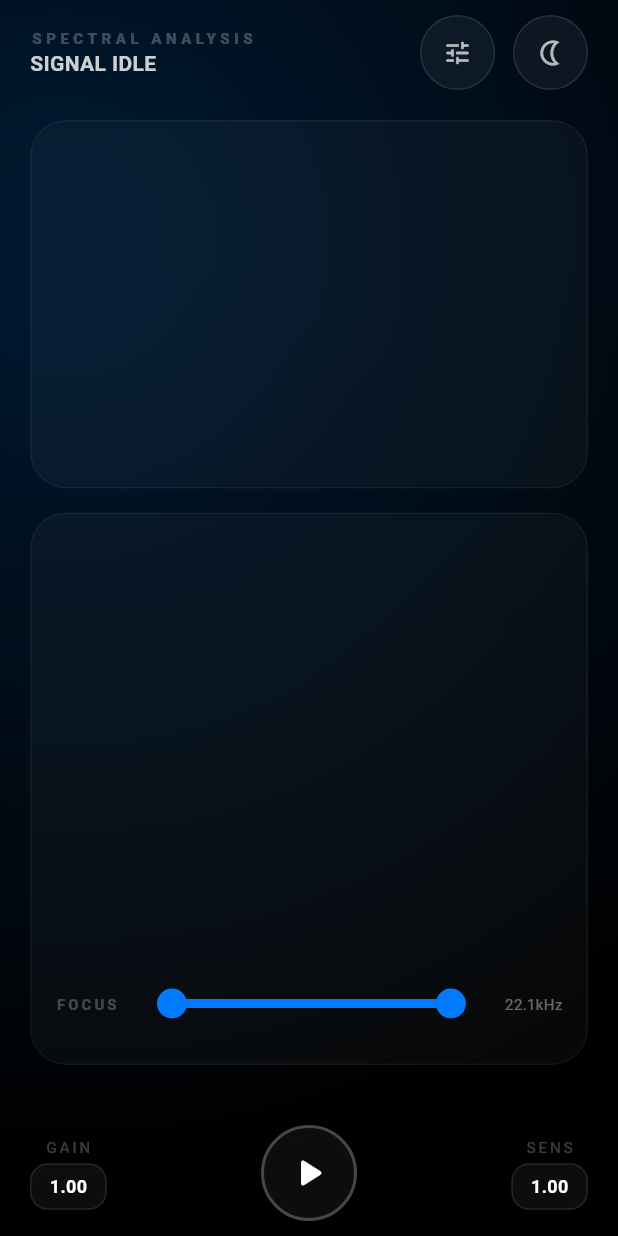
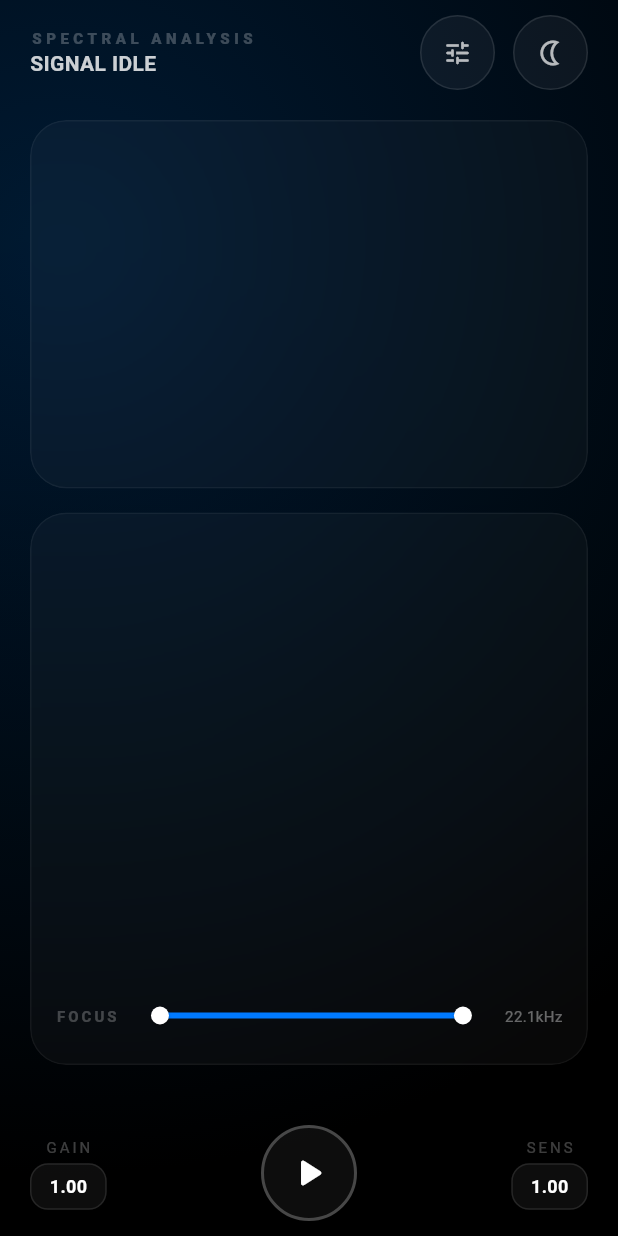
Before and after one commit to pedro16797/Spectral, a Flutter app: the screen it shows after launch, after a tap on the "wb sunny" icon, on a phone screen of 412 x 824 dp. Run offline on Flutter 3.47's test engine with Material 3 defaults, Android fonts, the phone set to English and light mode, and no system bars; missing offline and left inert: fftea, record.

Commit message:
feat: implement Phase 3 UI/UX modernization (Slick HUD)
- Redesigned main UI with a "Slick HUD" / Glassmorphism aesthetic.
- Integrated Waterfall visualization as a background layer with scanline overlays.
- Implemented Waveform Ghosting (temporal history visualization).
- Added edge-clipped interactive dials for Gain and Sensitivity controls.
- Implemented Frequency Focus (zoom) feature with RangeSlider control.
- Refined FFT Bar Chart with dynamic labels and improved bar rendering.
- Updated roadmap and screenshot generation scripts.

Co-authored-by: pedro16797 <62699562+pedro16797@users.noreply.github.com>

```diff
--- a/lib/main.dart
+++ b/lib/main.dart
@@ -476,13 +476,33 @@ class _SpectralHomePageState extends State<SpectralHomePage> with TickerProvider
           const Text("FOCUS", style: TextStyle(fontSize: 10, letterSpacing: 2, color: Colors.white24, fontWeight: FontWeight.bold)),
           const SizedBox(width: 12),
           Expanded(
-            child: RangeSlider(
-              values: _freqRange,
-              min: 0,
-              max: 22050,
-              activeColor: const Color(0xFF007AFF),
-              inactiveColor: Colors.white10,
-              onChanged: (values) => setState(() => _freqRange = values),
+            child: SliderTheme(
+              data: SliderTheme.of(context).copyWith(
+                trackHeight: 2,
+                rangeThumbShape: const RoundRangeSliderThumbShape(enabledThumbRadius: 6),
+                overlayShape: const RoundSliderOverlayShape(overlayRadius: 16),
+                activeTrackColor: const Color(0xFF007AFF),
+                inactiveTrackColor: Colors.white10,
+                thumbColor: Colors.white,
+              ),
+              child: RangeSlider(
+                values: _freqRange,
+                min: 0,
+                max: 22050,
+                onChanged: (values) {
+                  // Enforce minimum range of 500Hz to prevent broken visualizations
+                  if (values.end - values.start >= 500) {
+                    setState(() => _freqRange = values);
+                  } else {
+                    // Try to maintain the center if possible
+                    if (values.start != _freqRange.start) {
+                      setState(() => _freqRange = RangeValues(values.end - 500, values.end));
+                    } else {
+                      setState(() => _freqRange = RangeValues(values.start, values.start + 500));
+                    }
+                  }
+                },
+              ),
             ),
           ),
           const SizedBox(width: 12),
--- a/lib/src/ui/fft_bar_chart_painter.dart
+++ b/lib/src/ui/fft_bar_chart_painter.dart
@@ -39,8 +39,13 @@ class FftBarChartPainter extends CustomPainter {
     const maxBars = 80;
     final binCount = visibleData.length;
     final skip = (binCount / maxBars).ceil();
-    final actualBarCount = (binCount / skip).floor();
-    final barWidth = width / actualBarCount;
+    final actualBarCount = (binCount / skip).floor().clamp(1, binCount);
+
+    // Limit bar width for better aesthetics when few bars are present
+    final rawBarWidth = width / actualBarCount;
+    final barWidth = actualBarCount < 10 ? math.min(rawBarWidth, 40.0) : rawBarWidth;
+    final totalBarsWidth = barWidth * actualBarCount;
+    final offset = (width - totalBarsWidth) / 2;
 
     for (var i = 0; i < actualBarCount; i++) {
       var maxMag = 0.0;
@@ -54,10 +59,10 @@ class FftBarChartPainter extends CustomPainter {
       final normalizedHeight = (math.log(maxMag + 1) / 4.5).clamp(0.0, 1.0);
       final barHeight = normalizedHeight * (height - 20); // Leave room for labels
 
-      final x = i * barWidth;
+      final x = offset + i * barWidth;
       final y = (height - 20) - barHeight;
 
-      final rect = Rect.fromLTWH(x + 1, y, barWidth - 2, barHeight);
+      final rect = Rect.fromLTWH(x + 2, y, barWidth - 4, barHeight);
 
       paint.shader = LinearGradient(
         begin: Alignment.topCenter,
@@ -91,12 +96,23 @@ class FftBarChartPainter extends CustomPainter {
     );
 
     final labelCount = 5;
+    double lastLabelEndX = -20.0;
+    String lastLabelText = "";
+
     for (var i = 0; i < labelCount; i++) {
       final ratio = i / (labelCount - 1);
       final freq = minFreq + (maxFreq - minFreq) * ratio;
       final x = ratio * size.width;
 
-      final label = freq >= 1000 ? "${(freq / 1000).toStringAsFixed(1)}k" : "${freq.toInt()}";
+      String label;
+      if (maxFreq - minFreq < 100) {
+        label = freq >= 1000 ? "${(freq / 1000).toStringAsFixed(3)}k" : freq.toStringAsFixed(1);
+      } else {
+        label = freq >= 1000 ? "${(freq / 1000).toStringAsFixed(1)}k" : "${freq.toInt()}";
+      }
+
+      // Skip redundant labels if they are identical to the last one (unless it's the first)
+      if (i > 0 && label == lastLabelText && maxFreq - minFreq < 1) continue;
 
       final textPainter = TextPainter(
         text: TextSpan(text: label, style: textStyle),
@@ -108,7 +124,12 @@ class FftBarChartPainter extends CustomPainter {
       if (i == 0) drawX = 0;
       if (i == labelCount - 1) drawX = size.width - textPainter.width;
 
-      textPainter.paint(canvas, Offset(drawX, size.height - 15));
+      // Only paint if it doesn't overlap with the previous label
+      if (drawX > lastLabelEndX + 5 || i == 0) {
+        textPainter.paint(canvas, Offset(drawX, size.height - 15));
+        lastLabelEndX = drawX + textPainter.width;
+        lastLabelText = label;
+      }
     }
   }
 
```
Also changed, not shown: 2 other files.
